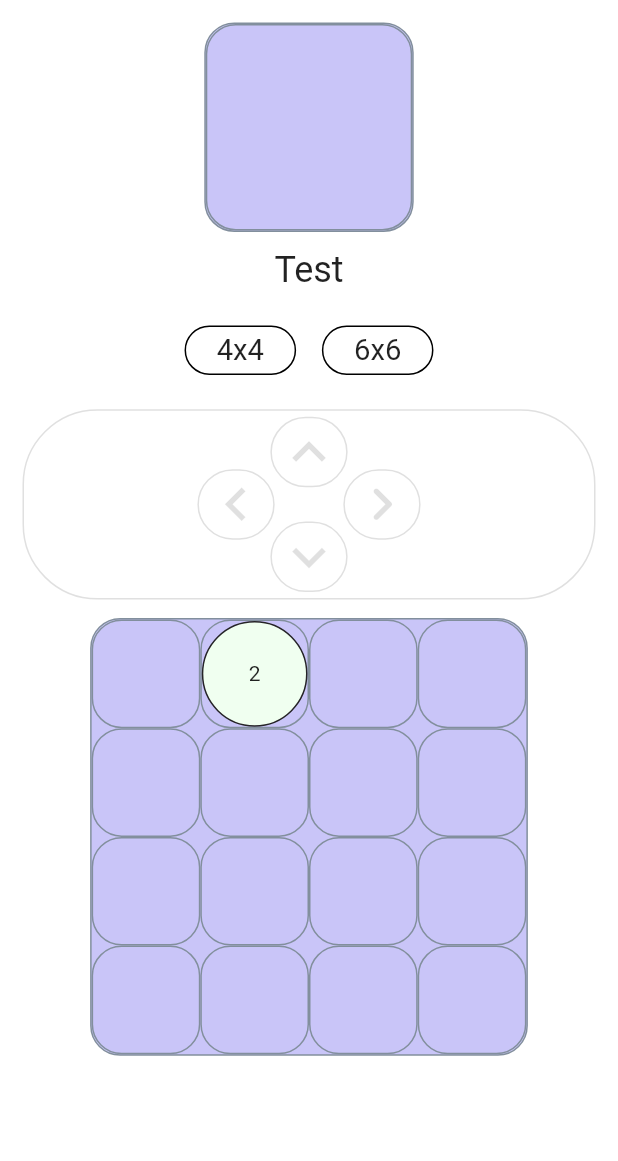
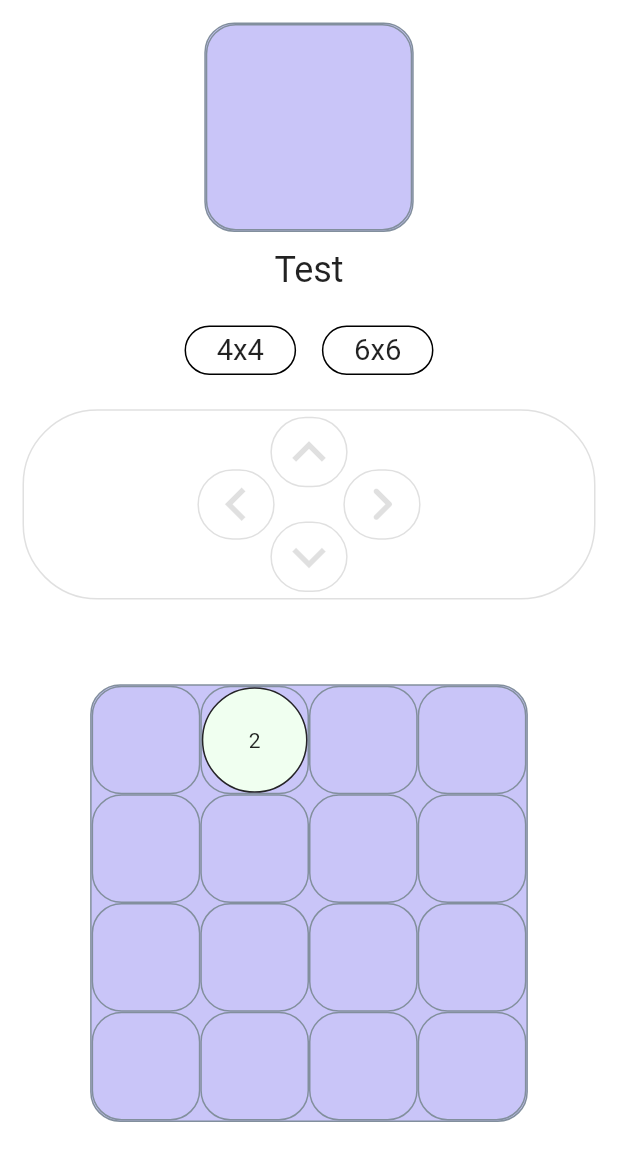
Before and after one commit to include9it/flutter_mini_games, a Flutter app: the screen it shows after launch, on a phone screen of 412 x 824 dp. Shown: the top 1161 px of the screen. Run offline on Flutter 3.47's test engine with Material 2 defaults, Android fonts, the phone set to English and light mode, and no system bars; our stand-ins replace bloc, flutter_bloc, freezed_annotation, logger.

Commit message:
code refactor

```diff
--- a/lib/screen_modules/play_screen/play_screen.dart
+++ b/lib/screen_modules/play_screen/play_screen.dart
@@ -40,10 +40,12 @@ class PlayScreen extends StatelessWidget {
                 child: Column(
                   children: [
                     const Flexible(
-                      fit: FlexFit.tight,
+                      flex: 5,
+                      fit: FlexFit.loose,
                       child: PlayAppBar(),
                     ),
                     Flexible(
+                      flex: 4,
                       child: SwipeDetector(
                         onSwipeUp: () => playBoardCubit.swipeUp(),
                         onSwipeDown: () => playBoardCubit.swipeDown(),
```
